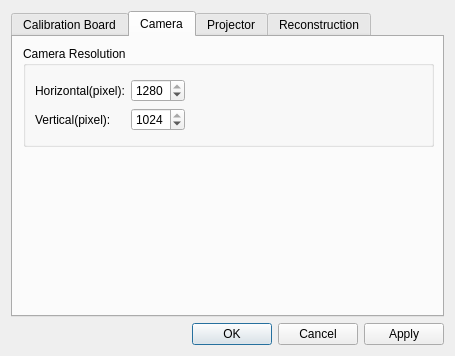
First picture: the form in Duke/Set.ui, repository DrawZeroPoint/Structure-Light-Reconstructor, before the edit.
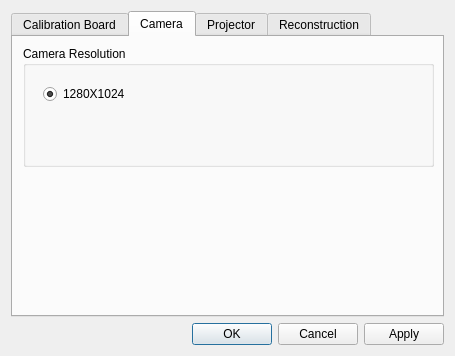
Second picture: the form after the edit. The open tabs and pages were chosen to show the change.

Patch:
```diff
--- a/Duke/Set.ui
+++ b/Duke/Set.ui
@@ -230,7 +230,7 @@
          <x>10</x>
          <y>9</y>
          <width>411</width>
-         <height>101</height>
+         <height>121</height>
         </rect>
        </property>
        <property name="sizePolicy">
@@ -242,59 +242,22 @@
        <property name="title">
         <string>Camera Resolution</string>
        </property>
-       <layout class="QGridLayout" name="gridLayout_14">
-        <item row="0" column="0">
-         <layout class="QGridLayout" name="gridLayout_15">
-          <item row="0" column="0">
-           <widget class="QLabel" name="label_13">
-            <property name="text">
-             <string>Horizontal(pixel):</string>
-            </property>
-           </widget>
-          </item>
-          <item row="0" column="1">
-           <widget class="QSpinBox" name="camResH">
-            <property name="maximum">
-             <number>1280</number>
-            </property>
-            <property name="value">
-             <number>1280</number>
-            </property>
-           </widget>
-          </item>
-          <item row="1" column="0">
-           <widget class="QLabel" name="label_14">
-            <property name="text">
-             <string>Vertical(pixel):</string>
-            </property>
-           </widget>
-          </item>
-          <item row="1" column="1">
-           <widget class="QSpinBox" name="camResV">
-            <property name="maximum">
-             <number>1024</number>
-            </property>
-            <property name="value">
-             <number>1024</number>
-            </property>
-           </widget>
-          </item>
-         </layout>
-        </item>
-        <item row="0" column="1">
-         <spacer name="horizontalSpacer_5">
-          <property name="orientation">
-           <enum>Qt::Horizontal</enum>
-          </property>
-          <property name="sizeHint" stdset="0">
-           <size>
-            <width>194</width>
-            <height>20</height>
-           </size>
-          </property>
-         </spacer>
-        </item>
-       </layout>
+       <widget class="QRadioButton" name="resMode0">
+        <property name="geometry">
+         <rect>
+          <x>20</x>
+          <y>40</y>
+          <width>89</width>
+          <height>16</height>
+         </rect>
+        </property>
+        <property name="text">
+         <string>1280X1024</string>
+        </property>
+        <property name="checked">
+         <bool>true</bool>
+        </property>
+       </widget>
       </widget>
      </widget>
      <widget class="QWidget" name="tab_2">
```
Left out of the diff: 4 changed lines with no effect on the pictures.
